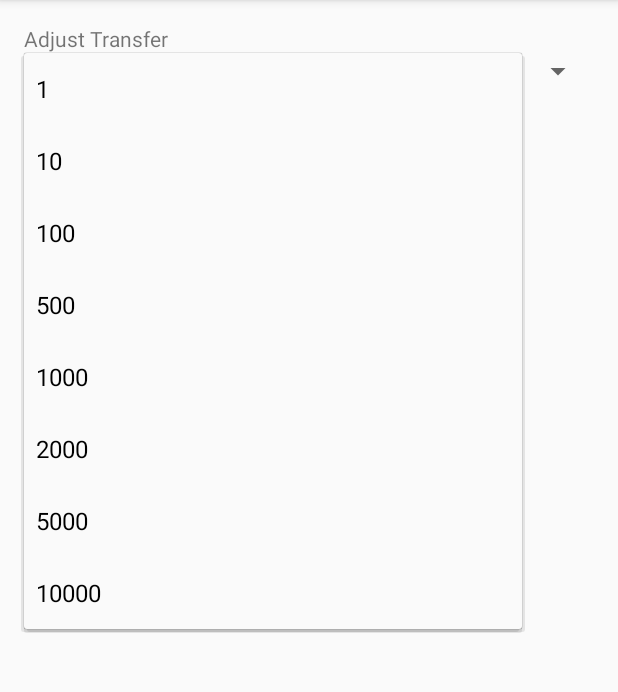
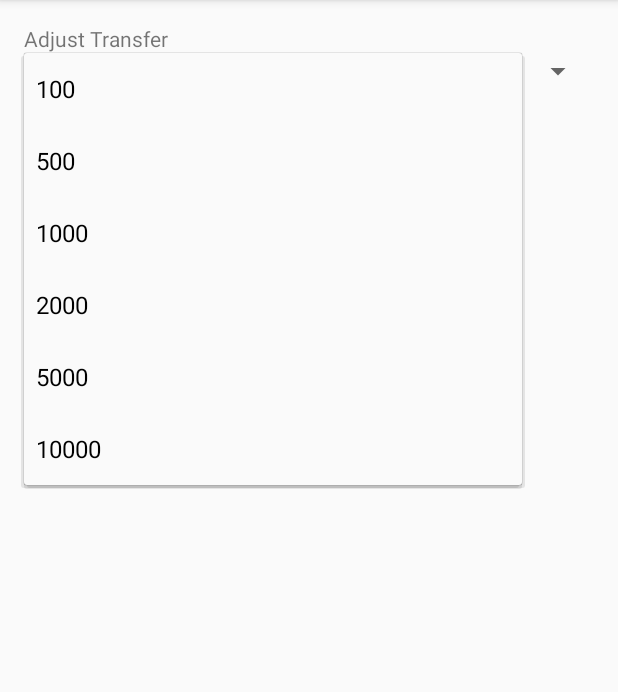
Before and after one commit to bnguyen86/CPSC319, an Android app: the fragment AdjustCollection placed in its activity, after a tap on "1000", on a phone screen of 412 x 824 dp, the part 84-776 px from its top. Run offline under Robolectric (Android 15) with nearby library versions, the phone set to English and light mode, and no system bars; 4 statements that could not run were skipped.

Commit message:
changed values in menus

```diff
--- a/Android/app/src/main/res/values/strings.xml
+++ b/Android/app/src/main/res/values/strings.xml
@@ -15,8 +15,6 @@
     <string name="interval_prompt">Choose an interval (ms)</string>
 
     <string-array name="interval_array">
-        <item>1</item>
-        <item>10</item>
         <item>100</item>
         <item>500</item>
         <item>1000</item>
```
Also changed, not shown: Android/app/src/main/res/mipmap-hdpi/protectorlogo.png.
